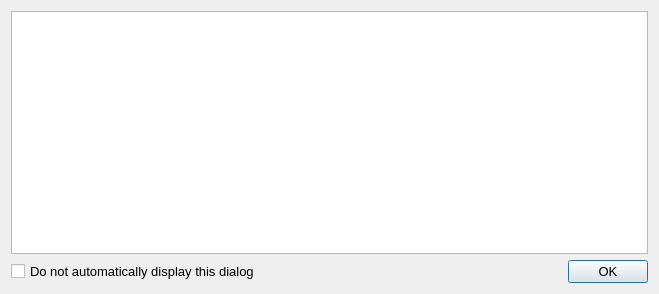
The window that DownloaderForReddit/GUI_Resources/FailedDownloadsDialog.ui (MalloyDelacroix/DownloaderForReddit) describes before a commit, drawn with Qt 5.
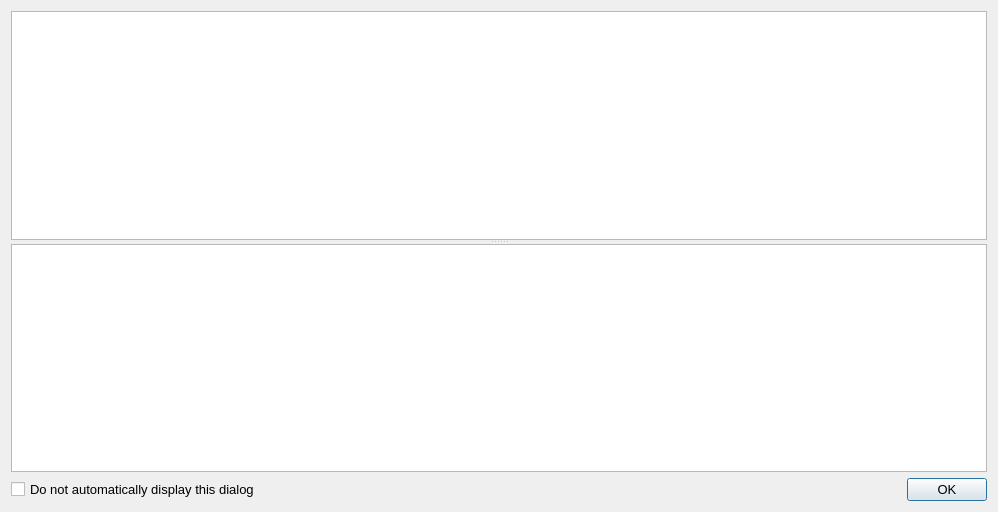
The same window after the commit. Icons and pictures are not drawn.

Commit message: Update failed downloads dialog

What changed in the file:
```diff
--- a/DownloaderForReddit/GUI_Resources/FailedDownloadsDialog.ui
+++ b/DownloaderForReddit/GUI_Resources/FailedDownloadsDialog.ui
@@ -6,8 +6,8 @@
    <rect>
     <x>0</x>
     <y>0</y>
-    <width>659</width>
-    <height>294</height>
+    <width>998</width>
+    <height>512</height>
    </rect>
   </property>
   <property name="font">
@@ -38,7 +38,13 @@
     </widget>
    </item>
    <item row="0" column="0" colspan="2">
-    <widget class="QTextBrowser" name="textBrowser"/>
+    <widget class="QSplitter" name="splitter">
+     <property name="orientation">
+      <enum>Qt::Vertical</enum>
+     </property>
+     <widget class="QTableView" name="table_view"/>
+     <widget class="QTableView" name="detail_table"/>
+    </widget>
    </item>
   </layout>
  </widget>
```
Left out of the diff: 14 changed lines with no effect on the pictures. The commit also changes 8 other files.
